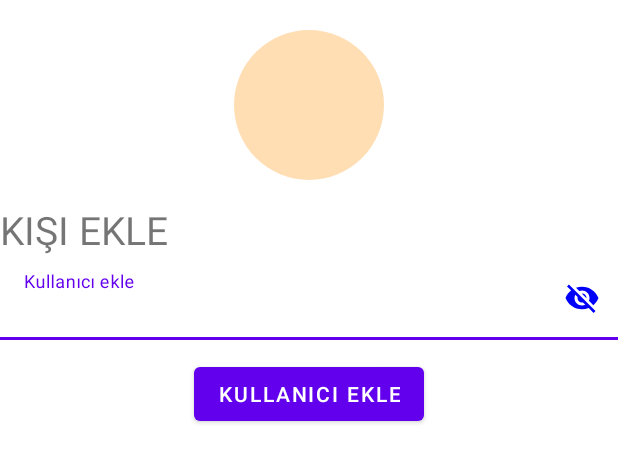
After one commit to hamitmizrak/Android_PeerToPeerMessage, an Android app: the layout add_person.xml on its own in the app's theme, with its tools: preview values and no code run, on a phone screen of 412 x 824 dp. The commit adds this screen. Shown: the top 462 px of the screen. Run offline under Robolectric (Android 15) with nearby library versions, the phone set to English and light mode, and no system bars.

Commit message:
Add Person

```diff
--- a/app/src/main/java/com/hamitmizrak/peertopeermessage/AdminActivity.java
+++ b/app/src/main/java/com/hamitmizrak/peertopeermessage/AdminActivity.java
@@ -110,14 +110,11 @@ public class AdminActivity extends AppCompatActivity {
         switch (menuChooiseItem) {
 
             case R.id.adminMenuRefleshId:
-                Toast.makeText(this, "Reflesh Tıklandı", Toast.LENGTH_SHORT).show();
-                Intent intentReflesh=new Intent(AdminActivity.this,AdminActivity.class);
-                startActivity(intentReflesh);
-               /* if(firebaseUser!=null){
+                if(firebaseUser!=null){
                     Toast.makeText(this, "Reflesh Tıklandı", Toast.LENGTH_SHORT).show();
                     Intent intentReflesh=new Intent(AdminActivity.this,AdminActivity.class);
                     startActivity(intentReflesh);
-                }*/
+                }
                 break;
 
             case R.id.adminMenuSettingId:
--- /dev/null
+++ b/app/src/main/res/layout/add_person.xml
@@ -0,0 +1,53 @@
+<?xml version="1.0" encoding="utf-8"?>
+<LinearLayout xmlns:android="http://schemas.android.com/apk/res/android"
+    xmlns:app="http://schemas.android.com/apk/res-auto"
+    android:orientation="vertical"
+    android:layout_width="match_parent"
+    android:layout_height="match_parent">
+
+    <!--circle image view-->
+    <de.hdodenhof.circleimageview.CircleImageView
+        android:id="@+id/main_circleImageView_profile"
+        android:layout_width="match_parent"
+        android:layout_height="100dp"
+        android:layout_marginTop="20dp"
+        android:src="@drawable/person"/>
+
+    <TextView
+        android:id="@+id/textViewAddPerson"
+        android:layout_width="match_parent"
+        android:layout_height="wrap_content"
+        android:text="Kişi ekle"
+        android:textSize="26dp"
+        android:layout_gravity="center"
+        android:textAllCaps="true"
+        android:layout_marginTop="15dp"
+        />
+    <com.google.android.material.textfield.TextInputLayout
+        android:layout_width="match_parent"
+        android:layout_height="wrap_content"
+        android:layout_marginBottom="12dp"
+        android:hint="Kullanıcı ekle"
+        app:endIconMode="password_toggle"
+        app:boxBackgroundColor="@color/white"
+        app:boxCornerRadiusBottomEnd="22dp"
+        app:boxCornerRadiusBottomStart="22dp"
+        app:boxCornerRadiusTopEnd="22dp"
+        app:boxCornerRadiusTopStart="22dp"
+        app:endIconTint="#0000fa">
+
+        <com.google.android.material.textfield.TextInputEditText
+            android:id="@+id/editTextAddPersonMailId"
+            android:layout_width="match_parent"
+            android:layout_height="wrap_content"/>
+    </com.google.android.material.textfield.TextInputLayout>
+
+    <Button
+        android:id="@+id/buttonAddPerson"
+        android:layout_width="wrap_content"
+        android:layout_height="wrap_content"
+        android:layout_gravity="center"
+        android:text="Kullanıcı Ekle"/>
+
+
+</LinearLayout>
```
